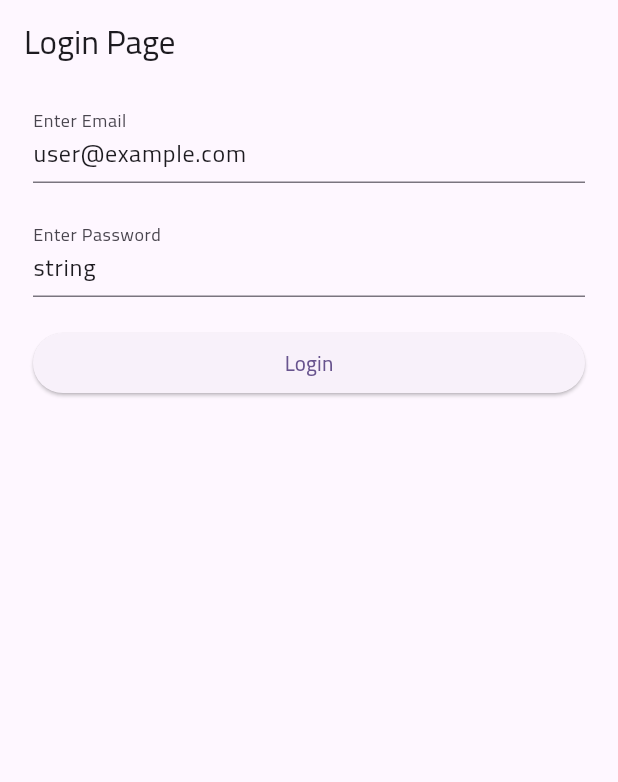
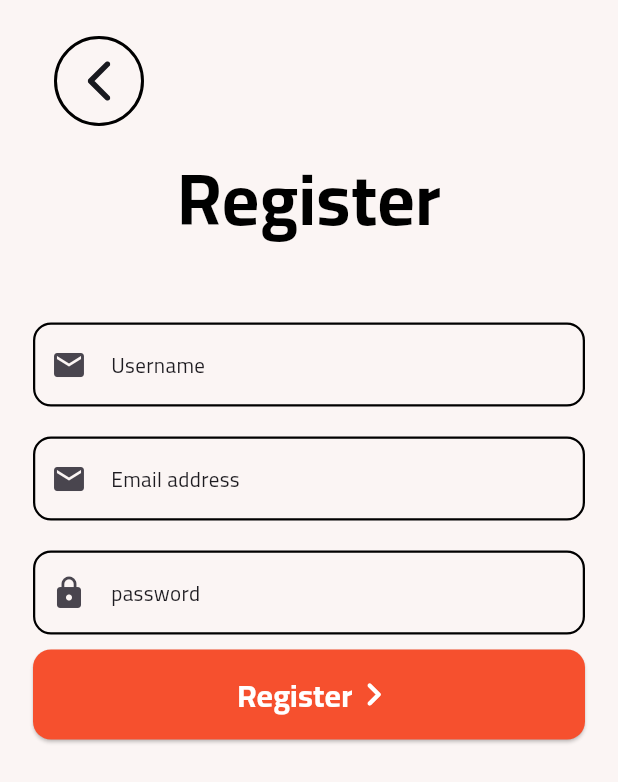
Before and after one commit to sajjadleith/store_app, a Flutter app: the screen it shows after launch, on a phone screen of 412 x 824 dp. Shown: the top 782 px of the screen. Run offline on Flutter 3.47's test engine with Material 3 defaults, Android fonts, the phone set to English and light mode, and no system bars; our stand-ins replace flutter_svg.

Commit message:
making the register screen & the post request

```diff
--- a/lib/app_constant.dart
+++ b/lib/app_constant.dart
@@ -1,5 +1,6 @@
 class AppConstant {
-  static const baseUrl = "http://192.168.71.150:6969/api/";
+  static const baseUrl = "https://book-backend-65sn.onrender.com/api/";
   static const getAllProduct = "${baseUrl}Book/Get";
   static const loginUrl = "${baseUrl}Auth/Login";
+  static const registerUrl = "${baseUrl}Auth/Register";
 }
--- /dev/null
+++ b/lib/controllers/register_provider.dart
@@ -0,0 +1,43 @@
+import 'package:flutter/material.dart';
+import 'package:store/core/enums/request_state.dart';
+import 'package:store/core/generale_state.dart';
+import 'package:store/model/register_model.dart';
+import 'package:store/repo/api_repo.dart';
+import 'package:store/screens/login_screen.dart';
+
+class RegisterProvider extends ChangeNotifier {
+  GeneralState generalState = GeneralState(requestState: RequestState.empty);
+  final ApiRepo repo = ApiRepo();
+  void register(
+    String usernameController,
+    String emailController,
+    String passwordController,
+    BuildContext context,
+  ) async {
+    try {
+      generalState = GeneralState(requestState: RequestState.loading);
+      final data = await repo.register(
+        RegisterModel(
+          username: usernameController,
+          email: emailController,
+          password: passwordController,
+        ),
+      );
+      print(data);
+      generalState = GeneralState(
+        requestState: RequestState.success,
+        data: data,
+      );
+      if (context.mounted) {
+        Navigator.push(
+          context,
+          MaterialPageRoute(builder: (_) => LoginScreen()),
+        );
+      }
+    } catch (e) {
+      print("error $e");
+      throw e.toString();
+    }
+    notifyListeners();
+  }
+}
--- a/lib/core/app_constains.dart
+++ b/lib/core/app_constains.dart
@@ -3,4 +3,5 @@ import 'package:flutter/cupertino.dart';
 class AppConstain {
   static const appFontFamily = "Cairo";
   static EdgeInsets ScreenPadding = EdgeInsets.symmetric(horizontal: 20);
+  static const Color primaryColor = Color(0xffF6502E);
 }
--- a/lib/core/app_icons.dart
+++ b/lib/core/app_icons.dart
@@ -5,4 +5,6 @@ class AppIcons {
   static const home = "assets/icons/home.svg";
   static const profile = "assets/icons/user.svg";
   static const fav = "assets/icons/fav.svg";
+  static const forwardArrow = "assets/icons/forward_arrow.svg";
+  static const backArrow = "assets/icons/back_arrow.svg";
 }
--- a/lib/main.dart
+++ b/lib/main.dart
@@ -2,9 +2,10 @@ import 'package:flutter/material.dart';
 import 'package:provider/provider.dart';
 import 'package:store/controllers/book_provider.dart';
 import 'package:store/controllers/login_provider.dart';
+import 'package:store/controllers/register_provider.dart';
 import 'package:store/screens/dummy_screen.dart';
 import 'package:store/screens/home_screen.dart';
-import 'package:store/screens/login_screen.dart';
+import 'package:store/screens/register_screen.dart';
 
 import 'controllers/details_provider.dart';
 import 'core/app_constains.dart';
@@ -38,8 +39,10 @@ class _MyAppState extends State<MyApp> {
         ChangeNotifierProvider(create: (context) => BookProvider()),
         ChangeNotifierProvider(create: (context) => DetailsProvider()),
         ChangeNotifierProvider(create: (context) => LoginProvider()),
+        ChangeNotifierProvider(create: (context) => RegisterProvider()),
       ],
       child: MaterialApp(
+        debugShowCheckedModeBanner: false,
         title: 'Store App',
         theme: ThemeData(
           colorScheme: ColorScheme.fromSeed(seedColor: Colors.deepPurple),
@@ -53,7 +56,7 @@ class _MyAppState extends State<MyApp> {
         //     onChange: onChange,
         //   ),
         // ),
-        home: LoginScreen(),
+        home: RegisterScreen(),
       ),
     );
   }
--- /dev/null
+++ b/lib/model/register_model.dart
@@ -0,0 +1,16 @@
+class RegisterModel {
+  final String username;
+  final String email;
+  final String password;
+
+  RegisterModel({
+    required this.username,
+    required this.email,
+    required this.password,
+  });
+  Map<String, dynamic> toJson() => {
+    "username": username,
+    "email": email,
+    "password": password,
+  };
+}
--- a/lib/repo/api_repo.dart
+++ b/lib/repo/api_repo.dart
@@ -4,6 +4,7 @@ import 'package:http/http.dart' as http;
 import 'package:store/app_constant.dart';
 import 'package:store/model/book_model.dart';
 import 'package:store/model/login_model.dart';
+import 'package:store/model/register_model.dart';
 
 class ApiRepo {
   Future<List<BookModel>> getData() async {
@@ -59,4 +60,30 @@ class ApiRepo {
       throw e.toString();
     }
   }
+
+  Future<String> register(RegisterModel params) async {
+    try {
+      final url = Uri.parse(AppConstant.registerUrl);
+      final encodedData = jsonEncode({
+        "username": params.username,
+        "email": params.email,
+        "password": params.password,
+      });
+      final resonse = await http.post(
+        url,
+        body: encodedData,
+        headers: {"Content-Type": "application/json"},
+      );
+      if (resonse.statusCode == 200 || resonse.statusCode == 201) {
+        final dData = jsonDecode(resonse.body);
+        return dData["data"];
+      } else {
+        print(resonse.statusCode);
+      }
+      return ":";
+    } catch (e) {
+      print("error $e");
+      throw e.toString();
+    }
+  }
 }
--- /dev/null
+++ b/lib/screens/register_screen.dart
@@ -0,0 +1,116 @@
+import 'package:flutter/material.dart';
+import 'package:flutter_svg/flutter_svg.dart';
+import 'package:provider/provider.dart';
+import 'package:store/controllers/register_provider.dart';
+import 'package:store/core/app_icons.dart';
+import 'package:store/core/enums/request_state.dart';
+import 'package:store/screens/widgets/custom_button.dart';
+import 'package:store/screens/widgets/custom_text_form_field.dart';
+
+class RegisterScreen extends StatefulWidget {
+  const RegisterScreen({super.key});
+
+  @override
+  State<RegisterScreen> createState() => _RegisterScreenState();
+}
+
+class _RegisterScreenState extends State<RegisterScreen> {
+  final TextEditingController userController = TextEditingController();
+  final TextEditingController emailController = TextEditingController();
+  final TextEditingController passwordController = TextEditingController();
+  @override
+  Widget build(BuildContext context) {
+    return Scaffold(
+      backgroundColor: Color(0xffFBF5F4),
+      body: SafeArea(
+        child: SingleChildScrollView(
+          child: Consumer<RegisterProvider>(
+            builder: (context, registerProvider, child) {
+              return Padding(
+                padding: const EdgeInsets.symmetric(
+                  horizontal: 22,
+                  vertical: 10,
+                ),
+                child: Column(
+                  mainAxisAlignment: MainAxisAlignment.start,
+                  crossAxisAlignment: CrossAxisAlignment.center,
+                  children: [
+                    Align(
+                      alignment: Alignment.centerLeft,
+                      child: CircleAvatar(
+                        backgroundColor: Colors.transparent,
+                        radius: 44,
+                        child: InkWell(
+                          onTap: () {},
+                          borderRadius: BorderRadius.circular(44),
+                          child: Container(
+                            width: 60,
+                            height: 60,
+                            decoration: BoxDecoration(
+                              shape: BoxShape.circle,
+                              border: Border.all(color: Colors.black, width: 2),
+                            ),
+                            padding: EdgeInsets.all(8),
+                            child: Center(
+                              child: SvgPicture.asset(
+                                AppIcons.backArrow,
+                                width: 15,
+                              ),
+                            ),
+                          ),
+                        ),
+                      ),
+                    ),
+                    Text(
+                      "Register",
+                      style: TextStyle(
+                        fontSize: 48,
+                        fontWeight: FontWeight.w700,
+                        color: Colors.black,
+                      ),
+                    ),
+                    SizedBox(height: 48),
+                    CustomTextFormField(
+                      controller: userController,
+                      icon: Icon(Icons.email),
+                      title: 'Username',
+                      obscure: false,
+                    ),
+                    SizedBox(height: 20),
+                    CustomTextFormField(
+                      controller: emailController,
+                      icon: Icon(Icons.email),
+                      title: 'Email address',
+                      obscure: false,
+                    ),
+                    SizedBox(height: 20),
+                    CustomTextFormField(
+                      controller: passwordController,
+                      icon: Icon(Icons.lock),
+                      title: 'password',
+                      obscure: true,
+                    ),
+                    SizedBox(height: 10),
+                    registerProvider.generalState.requestState ==
+                            RequestState.loading
+                        ? Center(child: CircularProgressIndicator())
+                        : CustomButton(
+                            onPressed: () {
+                              context.read<RegisterProvider>().register(
+                                userController.text,
+                                emailController.text,
+                                passwordController.text,
+                                context,
+                              );
+                            },
+                          ),
+                  ],
+                ),
+              );
+            },
+          ),
+        ),
+      ),
+    );
+  }
+}
--- /dev/null
+++ b/lib/screens/widgets/custom_button.dart
@@ -0,0 +1,38 @@
+import 'package:flutter/material.dart';
+import 'package:flutter_svg/svg.dart';
+
+import '../../core/app_constains.dart';
+import '../../core/app_icons.dart';
+
+class CustomButton extends StatelessWidget {
+  const CustomButton({super.key, required this.onPressed});
+  final VoidCallback onPressed;
+
+  @override
+  Widget build(BuildContext context) {
+    return ElevatedButton(
+      style: ElevatedButton.styleFrom(
+        backgroundColor: AppConstain.primaryColor,
+        padding: EdgeInsets.symmetric(horizontal: 10, vertical: 15),
+        shape: RoundedRectangleBorder(borderRadius: BorderRadius.circular(12)),
+      ),
+      onPressed: onPressed,
+      child: Row(
+        mainAxisAlignment: MainAxisAlignment.center,
+        crossAxisAlignment: CrossAxisAlignment.center,
+        children: [
+          Text(
+            "Register",
+            style: TextStyle(
+              fontSize: 21,
+              fontWeight: FontWeight.w700,
+              color: Colors.white,
+            ),
+          ),
+          SizedBox(width: 10),
+          SvgPicture.asset(AppIcons.forwardArrow),
+        ],
+      ),
+    );
+  }
+}
--- /dev/null
+++ b/lib/screens/widgets/custom_text_form_field.dart
@@ -0,0 +1,40 @@
+import 'package:flutter/material.dart';
+
+class CustomTextFormField extends StatefulWidget {
+  const CustomTextFormField({
+    super.key,
+    required this.controller,
+    required this.icon,
+    required this.title,
+    required this.obscure,
+  });
+  final String title;
+  final TextEditingController controller;
+  final Widget? icon;
+  final bool obscure;
+
+  @override
+  State<CustomTextFormField> createState() => _CustomTextFormFieldState();
+}
+
+class _CustomTextFormFieldState extends State<CustomTextFormField> {
+  @override
+  Widget build(BuildContext context) {
+    return TextFormField(
+      controller: widget.controller,
+      decoration: InputDecoration(
+        hint: Text(widget.title),
+        enabledBorder: OutlineInputBorder(
+          borderSide: BorderSide(color: Colors.black, width: 1.5),
+          borderRadius: BorderRadius.circular(12),
+        ),
+        focusedBorder: OutlineInputBorder(
+          borderSide: BorderSide(color: Colors.black, width: 2),
+          borderRadius: BorderRadius.circular(12),
+        ),
+        prefixIcon: widget.icon,
+      ),
+      obscureText: widget.obscure,
+    );
+  }
+}
```
Also changed, not shown: assets/icons/back_arrow.svg (added), assets/icons/forward_arrow.svg (added), pubspec.lock.
